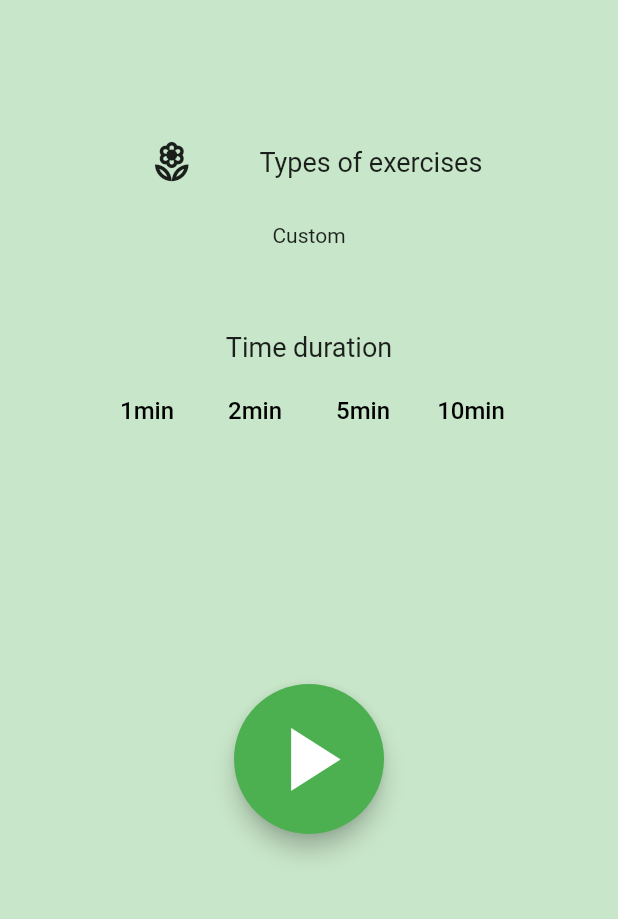
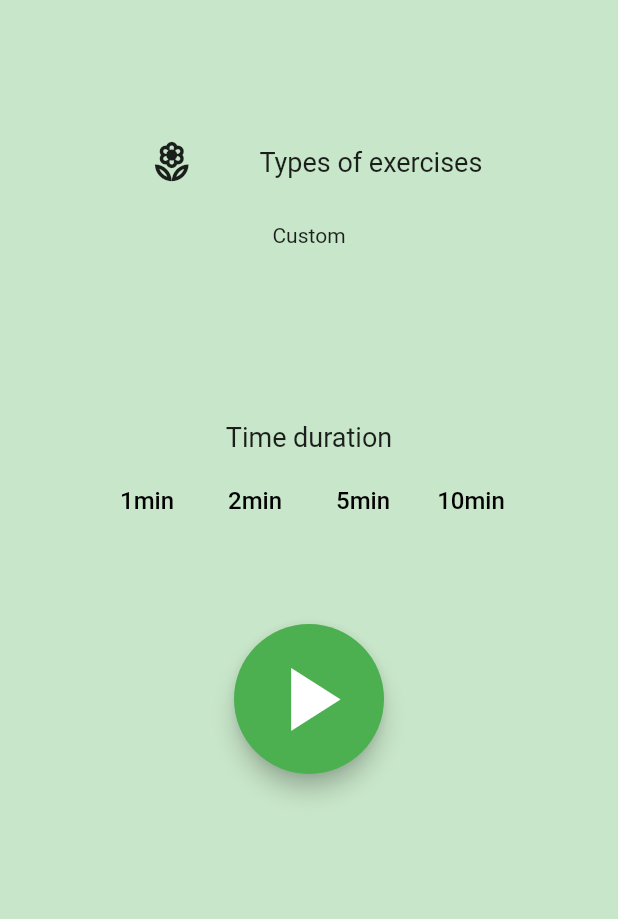
Before and after one commit to PIA-Group/Epilappsy, a Flutter app: the RelaxationPage screen opened directly, on a phone screen of 412 x 824 dp, the part 84-1003 px from its top. Run offline on Flutter 3.47's test engine with Material 2 defaults, Android fonts, the phone set to English and light mode, and no system bars; our stand-ins replace charts_flutter, firebase_auth, firebase_core, firebase_database, image_picker, persistent_bottom_nav_bar and 2 more; missing offline and left inert: flutter_circular_slider, slide_countdown_clock, transformer_page_view; accounts and stored records are empty.

Commit message:
Update RelaxationPage.dart

```diff
--- a/lib/Pages/RelaxationPage.dart
+++ b/lib/Pages/RelaxationPage.dart
@@ -2,6 +2,7 @@ import 'package:epilappsy/Pages/TOBPage.dart';
 import 'package:epilappsy/Widgets/appBar.dart';
 import 'package:flutter/material.dart';
 import 'package:epilappsy/Pages/BreathPage.dart';
+
 
 class RelaxationPage extends StatefulWidget {
   double _inhale;
@@ -74,6 +75,17 @@ class _RelaxationPageState extends State<RelaxationPage> {
                   ),
                   Text('Guided with voice assistant')
                 ]),*/
+                Row(
+              mainAxisAlignment: MainAxisAlignment.spaceEvenly,
+            children: [
+              Container(
+                child: Text(widget._description,
+                            style: new TextStyle(fontSize: 14.0),
+                            textAlign: TextAlign.justify,),
+                width: 300,
+                height: 60,
+                alignment: Alignment.topCenter,)
+                ],),
             Row(
                 mainAxisAlignment: MainAxisAlignment.spaceEvenly,
                 children: [Container(child:Text('Time duration',
@@ -115,17 +127,6 @@ class _RelaxationPageState extends State<RelaxationPage> {
                 ],
               )
             ]),
-            Row(
-              mainAxisAlignment: MainAxisAlignment.spaceEvenly,
-            children: [
-              Container(
-                child: Text(widget._description,
-                            style: new TextStyle(fontSize: 14.0),
-                            textAlign: TextAlign.justify,),
-                width: 300,
-                height: 100,
-                alignment: Alignment.center,)
-                ],),
             Row(
               mainAxisAlignment: MainAxisAlignment.spaceEvenly,
               children: [
```
